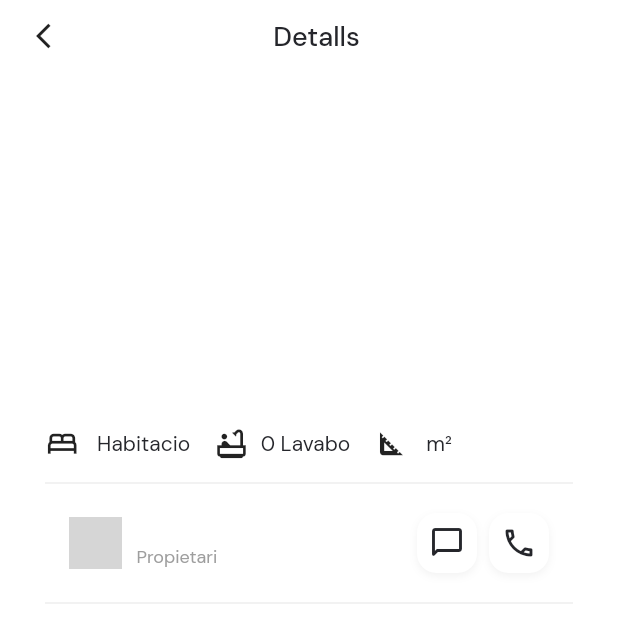
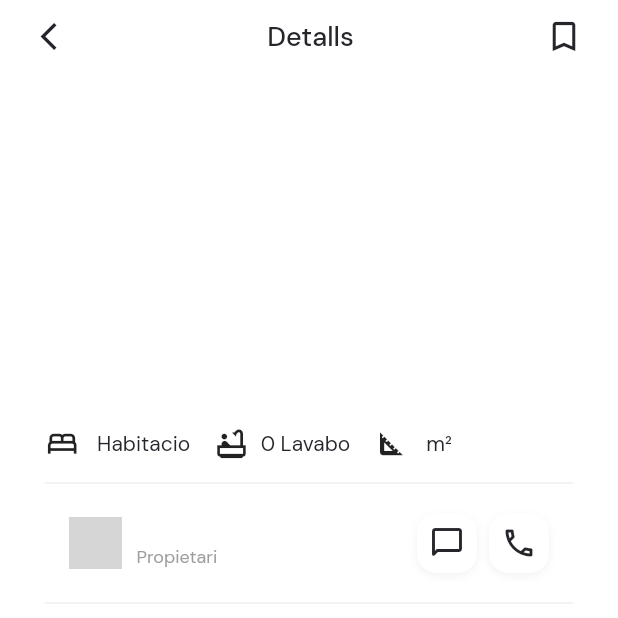
Before and after one commit to Meeeri08/NiuUniversitari, a Flutter app: the HouseDetailScreen screen opened directly with empty values, on a phone screen of 412 x 824 dp, the top half of it. Run offline on Flutter 3.47's test engine with Material 2 defaults, Android fonts, the phone set to English and light mode, and no system bars; drawn by our look-alikes of google_maps_flutter; our stand-ins replace appinio_swiper, cloud_firestore, curved_navigation_bar, expandable_text, firebase_auth, firebase_core and 4 more; accounts and stored records are empty; network calls fail; grey boxes are pictures that could not be loaded.

Commit message:
add save button

```diff
--- a/lib/pages/house_detail_screen.dart
+++ b/lib/pages/house_detail_screen.dart
@@ -43,6 +43,7 @@ class _HouseDetailScreenState extends State<HouseDetailScreen> {
   @override
   void initState() {
     _loadMarkerIcon();
+    bool isSaved = false;
 
     super.initState();
     // Initialize the initial LatLng value to the location of the house
@@ -161,10 +162,11 @@ class _HouseDetailScreenState extends State<HouseDetailScreen> {
               children: [
                 Row(
                   children: [
-                    SizedBox(width: 10),
+                    SizedBox(width: 14),
                     IconButton(
                       icon: Icon(Icons.arrow_back_ios),
-                      iconSize: 20,
+                      iconSize: 22,
+                      color: Color(0xff25262b),
                       onPressed: () {
                         Navigator.of(context).pop();
                       },
@@ -181,9 +183,26 @@ class _HouseDetailScreenState extends State<HouseDetailScreen> {
                         ),
                       ),
                     ),
-                    SizedBox(
-                      width: 48,
-                      height: 40,
+                    Padding(
+                      padding: const EdgeInsets.only(right: 12),
+                      child: Builder(
+                        builder: (BuildContext context) {
+                          return IconButton(
+                            icon: Icon(
+                              isSaved ? Icons.bookmark : Icons.bookmark_border,
+                            ),
+                            iconSize: 26,
+                            color: Color(0xff25262b),
+                            onPressed: () {
+                              setState(() {
+                                isSaved = !isSaved;
+                              });
+
+                              // Handle favorite button press
+                            },
+                          );
+                        },
+                      ),
                     ),
                   ],
                 ),
```
